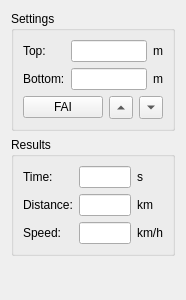
Above: src/wingsuitview.ui from flysight/flysight-viewer-qt before the change. Below: the same form after it.
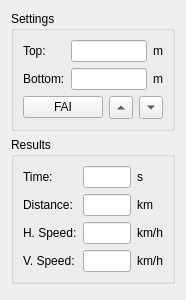
That is the form after the change.

Commit message: Add vertical speed to wingsuit view

Diff of the .ui file:
```diff
--- a/src/wingsuitview.ui
+++ b/src/wingsuitview.ui
@@ -175,19 +175,36 @@
       <item row="2" column="0">
        <widget class="QLabel" name="label_7">
         <property name="text">
-         <string>Speed:</string>
-        </property>
-       </widget>
-      </item>
-      <item row="2" column="1">
-       <widget class="QLineEdit" name="speedEdit">
-        <property name="readOnly">
-         <bool>true</bool>
+         <string>H. Speed:</string>
         </property>
        </widget>
       </item>
       <item row="2" column="2">
-       <widget class="QLabel" name="speedUnits">
+       <widget class="QLabel" name="horizontalSpeedUnits">
+        <property name="text">
+         <string>km/h</string>
+        </property>
+       </widget>
+      </item>
+      <item row="2" column="1">
+       <widget class="QLineEdit" name="horizontalSpeedEdit">
+        <property name="readOnly">
+         <bool>true</bool>
+        </property>
+       </widget>
+      </item>
+      <item row="3" column="1">
+       <widget class="QLineEdit" name="verticalSpeedEdit"/>
+      </item>
+      <item row="3" column="0">
+       <widget class="QLabel" name="label_3">
+        <property name="text">
+         <string>V. Speed:</string>
+        </property>
+       </widget>
+      </item>
+      <item row="3" column="2">
+       <widget class="QLabel" name="verticalSpeedUnits">
         <property name="text">
          <string>km/h</string>
         </property>
```
Left out of the diff: 28 changed lines with no effect on the pictures. The commit also changes 1 other file.
